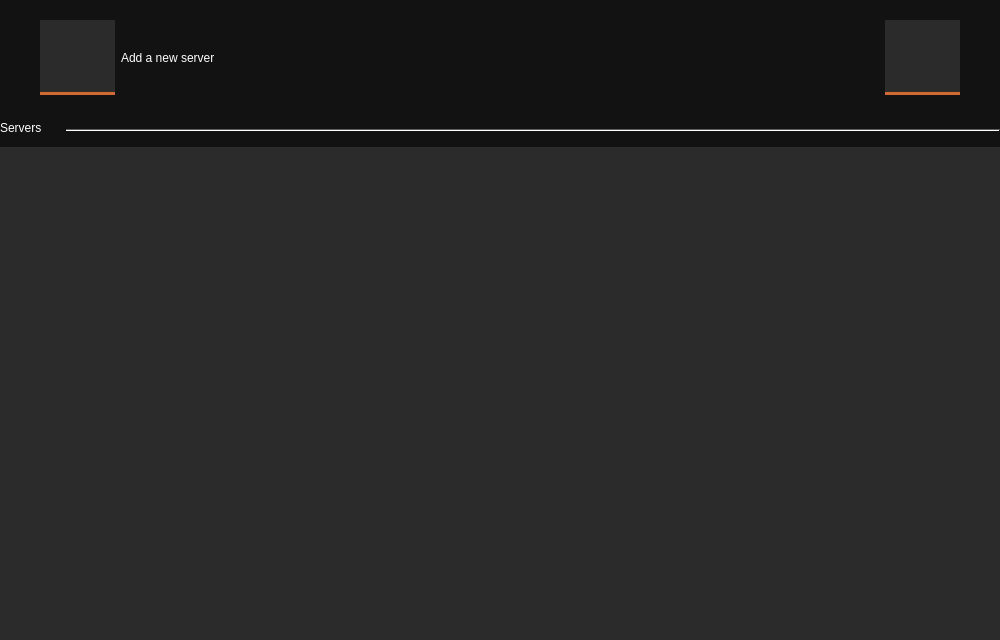
Before: the Qt Designer form ui/mainwindow.ui in metootem/TF2-Dedicated-Server-Manager, drawn with Qt 5.
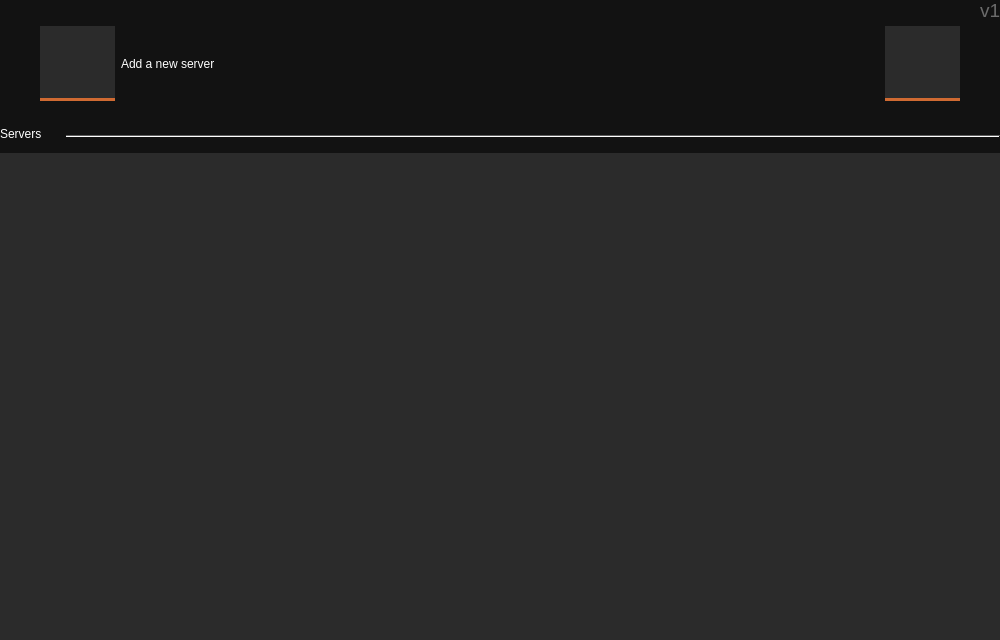
After: the same form once the commit is applied. Icons and pictures are not drawn.

The edit to the form file:
```diff
--- a/ui/mainwindow.ui
+++ b/ui/mainwindow.ui
@@ -391,20 +391,51 @@
      <number>0</number>
     </property>
     <item>
-     <spacer name="verticalSpacer">
+     <layout class="QHBoxLayout" name="horizontalLayout_3">
+      <property name="bottomMargin">
+       <number>0</number>
+      </property>
+      <item>
+       <spacer name="horizontalSpacer_4">
       <property name="orientation">
-       <enum>Qt::Orientation::Vertical</enum>
-      </property>
-      <property name="sizeType">
-       <enum>QSizePolicy::Policy::Fixed</enum>
+         <enum>Qt::Orientation::Horizontal</enum>
       </property>
       <property name="sizeHint" stdset="0">
        <size>
-        <width>20</width>
+          <width>40</width>
         <height>20</height>
        </size>
       </property>
      </spacer>
+      </item>
+      <item>
+       <widget class="QLabel" name="label">
+        <property name="minimumSize">
+         <size>
+          <width>20</width>
+          <height>20</height>
+         </size>
+        </property>
+        <property name="maximumSize">
+         <size>
+          <width>20</width>
+          <height>20</height>
+         </size>
+        </property>
+        <property name="font">
+         <font>
+          <pointsize>14</pointsize>
+         </font>
+        </property>
+        <property name="styleSheet">
+         <string notr="true">color: #6b6b6b;</string>
+        </property>
+        <property name="text">
+         <string>v1</string>
+        </property>
+       </widget>
+      </item>
+     </layout>
     </item>
     <item>
      <layout class="QHBoxLayout" name="horizontalLayout">
```
Lines whose indentation alone changed are shown as unchanged.
